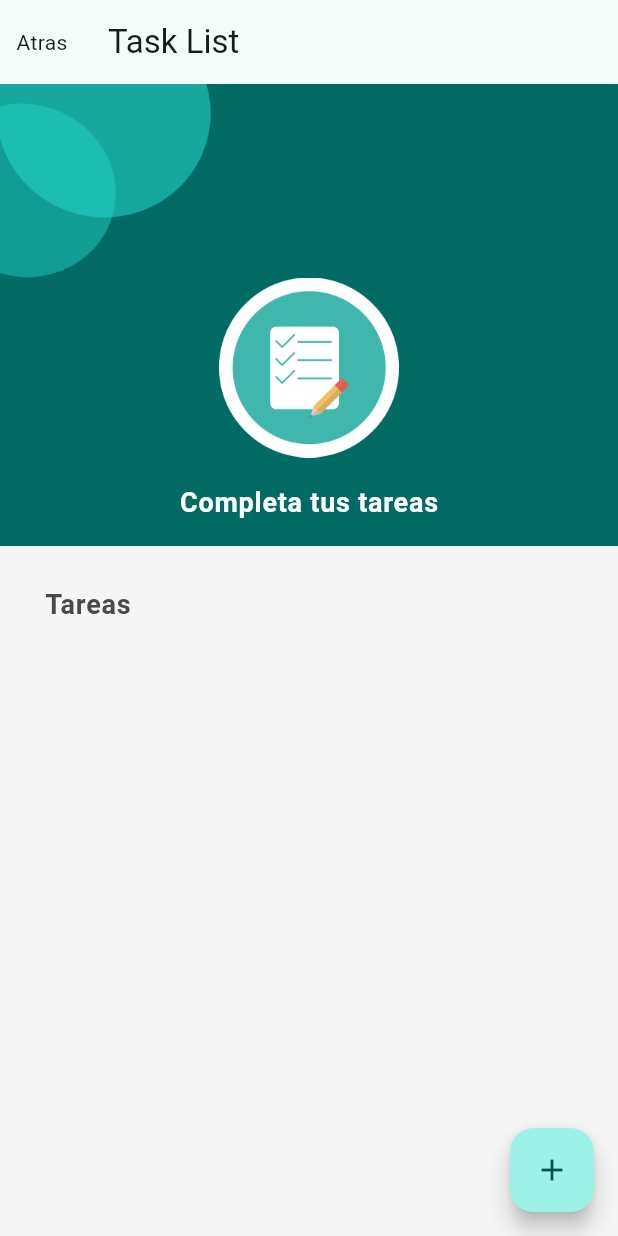
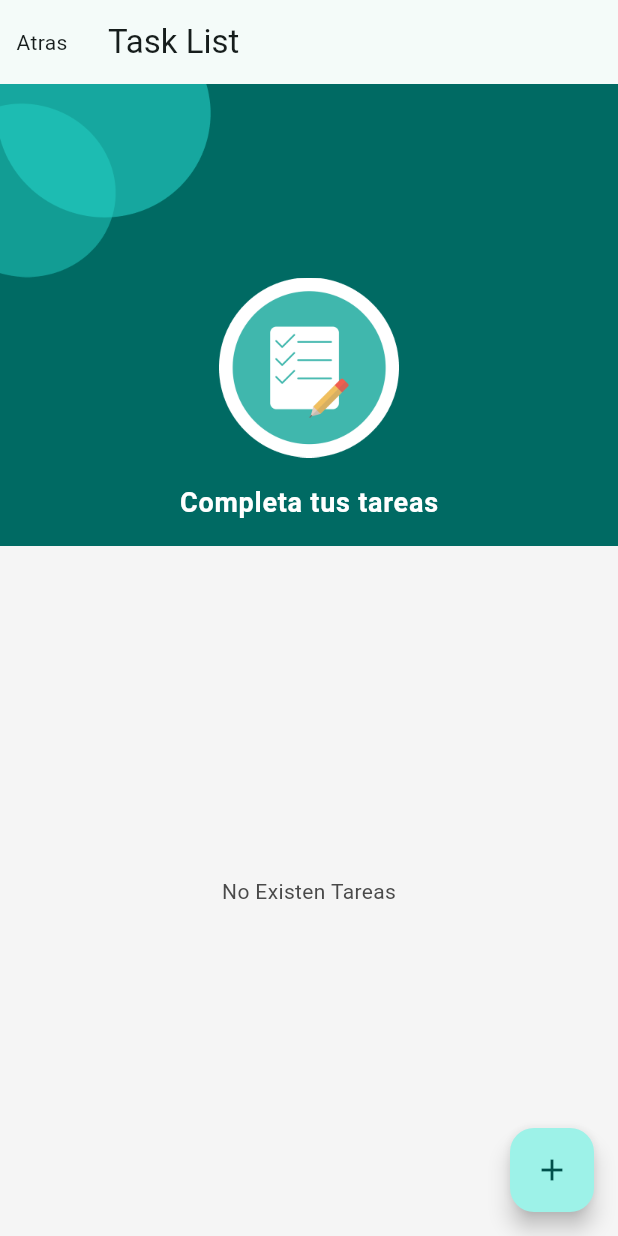
Before and after one commit to Eswin-Poroj/task-list-flutter, a Flutter app: the TaskListPage screen opened directly, on a phone screen of 412 x 824 dp. Run offline on Flutter 3.47's test engine with Material 3 defaults, Android fonts, the phone set to English and light mode, and no system bars; our stand-ins replace shared_preferences; accounts and stored records are empty; Roboto replaces fonts that are missing (Poppins).

Commit message:
Update: Actualicé las formas de ingresar y listar las tareas

```diff
--- a/lib/app/view/task_list/task_list_page.dart
+++ b/lib/app/view/task_list/task_list_page.dart
@@ -12,7 +12,6 @@ class TaskListPage extends StatefulWidget {
 }
 
 class _TaskListPageState extends State<TaskListPage> {
-  final taskList = <Task>[];
   final TaskRepository taskRepository = TaskRepository();
 
   @override
@@ -52,15 +51,28 @@ class _TaskListPageState extends State<TaskListPage> {
         children: [
           const Header(),
           Expanded(
-              child: _TaskList(
-            taskList,
-            onTaskDoneChange: (task) {
-              task.doneTask = !task.doneTask;
-              setState(() {
-                taskRepository.addTask(task);
-              });
-            },
-          )),
+            child: FutureBuilder<List<Task>>(
+              future: taskRepository
+                  .getTasks(), //esto me pregunta que metodo asincrono hay que llamar para cargar este listado de tareas
+              builder: (context, snapshot) {
+                if (snapshot.connectionState == ConnectionState.waiting) {
+                  return const Center(
+                    child: CircularProgressIndicator(),
+                  );
+                } else if (!snapshot.hasData || snapshot.data!.isEmpty) {
+                  return const Center(
+                    child: Text('No Existen Tareas'),
+                  );
+                }
+
+                return _TaskList(snapshot.data!, onTaskDoneChange: (task) {
+                  task.doneTask = !task.doneTask;
+                  taskRepository.saveTask(snapshot.data!);
+                  setState(() {});
+                });
+              },
+            ),
+          ),
         ],
       ),
       floatingActionButton: FloatingActionButton(
```
